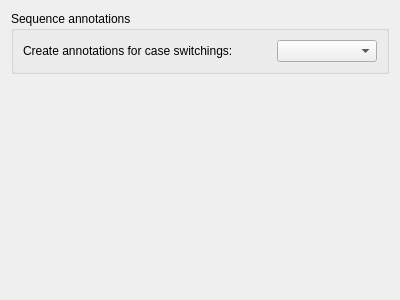
This is src/ugeneui/src/app_settings/format_settings/ui/FormatSettingsWidget.ui in violethaze74/ugene as Qt 5 draws it before an edit. The edited form follows.
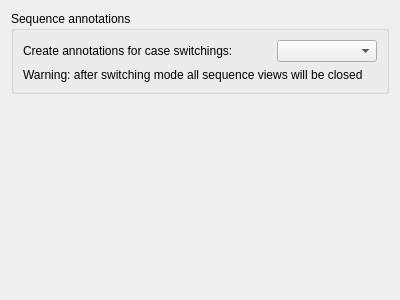
This is the edited form.

What changed in the file:
```diff
--- a/src/ugeneui/src/app_settings/format_settings/ui/FormatSettingsWidget.ui
+++ b/src/ugeneui/src/app_settings/format_settings/ui/FormatSettingsWidget.ui
@@ -43,6 +43,19 @@
         </property>
        </widget>
       </item>
+      <item row="1" column="0" colspan="2">
+       <widget class="QLabel" name="label_2">
+        <property name="sizePolicy">
+         <sizepolicy hsizetype="MinimumExpanding" vsizetype="Preferred">
+          <horstretch>0</horstretch>
+          <verstretch>0</verstretch>
+         </sizepolicy>
+        </property>
+        <property name="text">
+         <string>Warning: after switching mode all sequence views will be closed</string>
+        </property>
+       </widget>
+      </item>
      </layout>
     </widget>
    </item>
```
